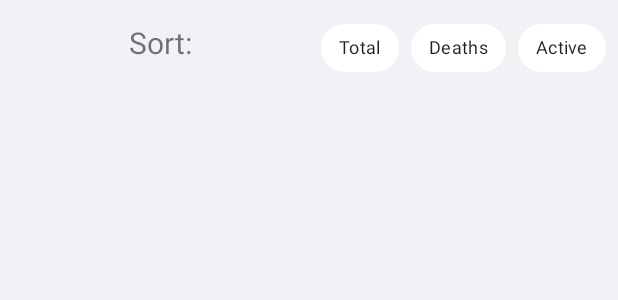
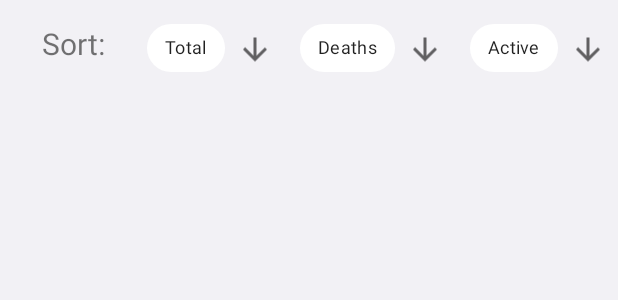
Before and after one commit to jsanyam123/Covid-19-tracker-app, an Android app: the layout fragment_country.xml on its own in the app's theme, with its tools: preview values and no code run, on a phone screen of 412 x 824 dp. Shown: the top 300 px of the screen. Run offline under Robolectric (Android 15) with nearby library versions, the phone set to English and light mode, and no system bars; plain views replace ShimmerRecyclerView; Roboto replaces fonts that are not available here.

```diff
--- a/app/src/main/java/com/example/vCovid/ui/DetailsActivity.kt
+++ b/app/src/main/java/com/example/vCovid/ui/DetailsActivity.kt
@@ -48,10 +48,8 @@ class DetailsActivity : AppCompatActivity() {
         supportActionBar?.setDisplayHomeAsUpEnabled(true)
         getDataForThisCountry(args.result.country)
 
-        //getStatesDataforIndia()
+        getStatesDataforIndia()
 
-
-        //binding.mAdapter = mAdapter
         setupRecyclerView(binding.statesRecyclerView)
 
 //        var url = "https://www.countryflags.io/"+ args.result.countryCode + "/flat/64.png"
--- a/app/src/main/res/layout/fragment_country.xml
+++ b/app/src/main/res/layout/fragment_country.xml
@@ -81,6 +81,26 @@
                 android:visibility="gone"
                 app:chipBackgroundColor="@color/white" />
 
+            <ImageView
+                android:id="@+id/chip1Img"
+                android:layout_width="24dp"
+                android:layout_marginEnd="10dp"
+                android:layout_height="50dp"
+                app:srcCompat="@drawable/ic_baseline_arrow_downward_24"
+                android:visibility="visible"
+                />
+
+            <ImageView
+                android:id="@+id/chip2Img"
+                android:layout_width="24dp"
+                android:layout_height="50dp"
+                android:layout_marginEnd="10dp"
+                app:srcCompat="@drawable/ic_arrow_upward"
+                android:visibility="gone"
+
+                />
+
+
             <com.google.android.material.chip.Chip
                 android:id="@+id/chip_3"
                 style="@style/Widget.MaterialComponents.Chip.Choice"
@@ -103,7 +123,24 @@
                 android:visibility="gone"
                 app:chipBackgroundColor="@color/white" />
 
+            <ImageView
+                android:id="@+id/chip3Img"
+                android:layout_width="24dp"
+                android:layout_height="50dp"
+                android:layout_marginEnd="10dp"
+                app:srcCompat="@drawable/ic_baseline_arrow_downward_24"
+                android:visibility="visible"
+                />
 
+            <ImageView
+                android:id="@+id/chip4Img"
+                android:layout_width="24dp"
+                android:layout_height="50dp"
+                android:layout_marginEnd="10dp"
+                app:srcCompat="@drawable/ic_arrow_upward"
+                android:visibility="gone"
+
+                />
             <com.google.android.material.chip.Chip
                 android:id="@+id/chip_5"
                 style="@style/Widget.MaterialComponents.Chip.Choice"
@@ -128,6 +165,23 @@
                 android:visibility="gone"
                 app:chipBackgroundColor="@color/white" />
 
+            <ImageView
+                android:id="@+id/chip5Img"
+                android:layout_width="24dp"
+                android:layout_height="50dp"
+                android:layout_marginEnd="10dp"
+                app:srcCompat="@drawable/ic_baseline_arrow_downward_24"
+                android:visibility="visible"
+                />
+
+            <ImageView
+                android:id="@+id/chip6Img"
+                android:layout_width="24dp"
+                android:layout_height="50dp"
+                android:layout_marginEnd="10dp"
+                app:srcCompat="@drawable/ic_arrow_upward"
+                android:visibility="gone"
+                />
 
 
         </com.google.android.material.chip.ChipGroup>
```
Also changed, not shown: app/src/main/java/com/example/vCovid/bindingadapters/DetailsActivityBinding.kt (+5 -7 lines), app/src/main/java/com/example/vCovid/ui/fragments/country/CountryFragment.kt (+61 -1 lines).
